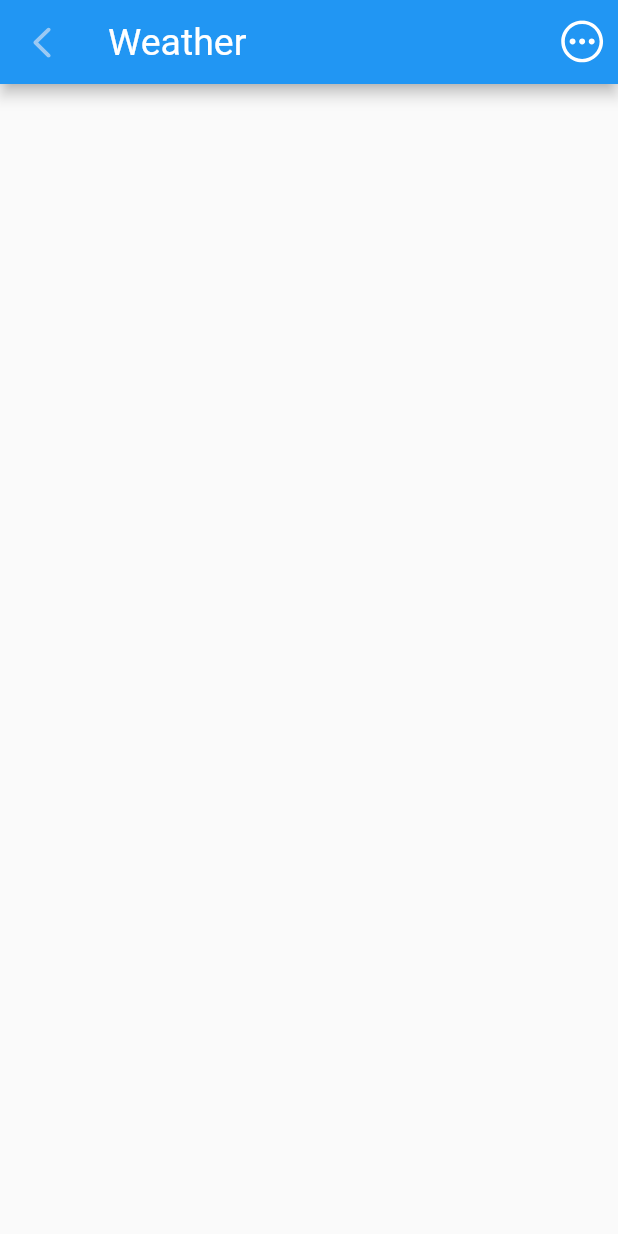
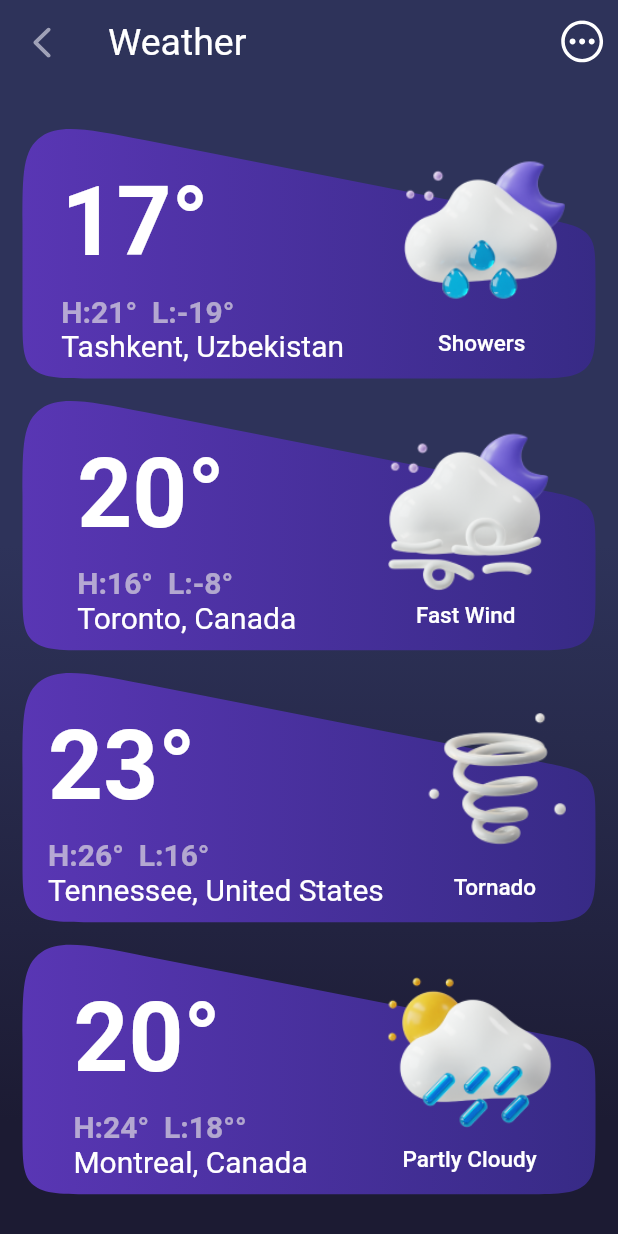
Before and after one commit to codewithbek/weather, a Flutter app: the HomeScreen screen opened directly, after a tap on an icon or button, on a phone screen of 412 x 824 dp. Run offline on Flutter 3.47's test engine with Material 2 defaults, Android fonts, the phone set to English and light mode, and no system bars; our stand-ins replace flutter_svg, scroll_to_index.

Commit message:
search screen is started

```diff
--- a/lib/main.dart
+++ b/lib/main.dart
@@ -1,5 +1,6 @@
 import 'package:flutter/material.dart';
-import 'package:weather/screens/home_screen.dart';
+import 'package:weather/screens/home/home_screen.dart';
+import 'package:weather/screens/search/search_screen.dart';
 
 void main() {
   runApp(const MyApp());
@@ -16,7 +17,7 @@ class MyApp extends StatelessWidget {
       theme: ThemeData(
         primarySwatch: Colors.blue,
       ),
-      home: const HomeScreen(),
+      home: const SearchScreen(),
     );
   }
 }
--- /dev/null
+++ b/lib/models/country_model.dart
@@ -0,0 +1,43 @@
+import 'package:weather/utils/icons.dart';
+
+class SearchCountryModel {
+  final String country;
+  final String iconImage;
+  final String gradus;
+  final String weatherStatus;
+  final String temp;
+  SearchCountryModel({
+    required this.country,
+    required this.iconImage,
+    required this.gradus,
+    required this.weatherStatus,
+    required this.temp,
+  });
+
+  static List<SearchCountryModel> countriesInfo = [
+    SearchCountryModel(
+        country: "Tashkent, Uzbekistan",
+        iconImage: MyIcons.midRain,
+        gradus: "17°",
+        weatherStatus: "Showers",
+        temp: "H:21°  L:-19°"),
+    SearchCountryModel(
+        country: "Toronto, Canada",
+        iconImage: MyIcons.fastWind,
+        gradus: "20°",
+        weatherStatus: "Fast Wind",
+        temp: "H:16°  L:-8°"),
+    SearchCountryModel(
+        country: "Tennessee, United States",
+        iconImage: MyIcons.tornado,
+        gradus: "23°",
+        weatherStatus: "Tornado",
+        temp: "H:26°  L:16°"),
+    SearchCountryModel(
+        country: "Montreal, Canada",
+        iconImage: MyIcons.cloudRain,
+        gradus: "20°",
+        weatherStatus: "Partly Cloudy",
+        temp: "H:24°  L:18°°"),
+  ];
+}
--- a/lib/screens/home_screen.dart
+++ b/lib/screens/home/home_screen.dart
@@ -4,10 +4,10 @@ import 'package:weather/models/forecast_model.dart';
 import 'package:weather/utils/colors.dart';
 import 'package:weather/utils/icons.dart';
 
-import 'package:weather/widgets/background.dart';
-import 'package:weather/widgets/bottom_info.dart';
+import 'package:weather/screens/home/widgets/background.dart';
+import 'package:weather/screens/home/widgets/bottom_info.dart';
 import 'package:weather/widgets/custom_bnb.dart';
-import 'package:weather/widgets/weather.dart';
+import 'package:weather/screens/home/widgets/weather.dart';
 
 class HomeScreen extends StatefulWidget {
   const HomeScreen({super.key});
--- a/lib/widgets/bottom_info.dart
+++ b/lib/screens/home/widgets/bottom_info.dart
@@ -1,5 +1,3 @@
-import 'dart:ui';
-
 import 'package:flutter/material.dart';
 import 'package:weather/models/forecast_model.dart';
 import 'package:weather/utils/colors.dart';
@@ -65,54 +63,8 @@ class _BottomInfoWidgetState extends State<BottomInfoWidget> {
                     color: MyColors.black.withOpacity(0.3),
                     borderRadius: BorderRadius.circular(10)),
               ),
-              Row(
-                mainAxisAlignment: MainAxisAlignment.spaceAround,
-                children: [
-                  TextButton(
-                    onPressed: () {
-                      setState(() => counter = 0);
-                      _scrollToCounter();
-                    },
-                    child: Text(
-                      "Hourly Forecast",
-                      style: TextStyle(
-                          color: MyColors.C_EBEBF5.withOpacity(0.6),
-                          fontSize: 15,
-                          fontWeight: FontWeight.w600),
-                    ),
-                  ),
-                  TextButton(
-                    onPressed: () {
-                      setState(() => counter = maxCount - 1);
-                      _scrollToCounter();
-                    },
-                    child: Text(
-                      "Weekly Forecast",
-                      style: TextStyle(
-                          color: MyColors.C_EBEBF5.withOpacity(0.6),
-                          fontSize: 15,
-                          fontWeight: FontWeight.w600),
-                    ),
-                  ),
-                ],
-              ),
-              Container(
-                width: double.infinity,
-                height: 2,
-                decoration: BoxDecoration(
-                    border: Border.all(
-                        color: MyColors.white.withOpacity(0.2), width: 1),
-                    gradient: LinearGradient(
-                      colors: [
-                        MyColors.C_48319D.withOpacity(0.2),
-                        MyColors.white.withOpacity(0.2),
-                      ],
-                      begin: Alignment.center,
-                      end: Alignment.topLeft,
-                      // stops: [0.4, 0.9],
-                    ),
-                    borderRadius: BorderRadius.circular(30)),
-              ),
+              getForecastButton(),
+              const CustomLineWidget(),
               const SizedBox(
                 height: 10,
               ),
@@ -138,6 +90,40 @@ class _BottomInfoWidgetState extends State<BottomInfoWidget> {
         ),
       ),
     ]);
+  }
+
+  Row getForecastButton() {
+    return Row(
+      mainAxisAlignment: MainAxisAlignment.spaceAround,
+      children: [
+        TextButton(
+          onPressed: () {
+            setState(() => counter = 0);
+            _scrollToCounter();
+          },
+          child: Text(
+            "Hourly Forecast",
+            style: TextStyle(
+                color: MyColors.C_EBEBF5.withOpacity(0.6),
+                fontSize: 15,
+                fontWeight: FontWeight.w600),
+          ),
+        ),
+        TextButton(
+          onPressed: () {
+            setState(() => counter = maxCount - 1);
+            _scrollToCounter();
+          },
+          child: Text(
+            "Weekly Forecast",
+            style: TextStyle(
+                color: MyColors.C_EBEBF5.withOpacity(0.6),
+                fontSize: 15,
+                fontWeight: FontWeight.w600),
+          ),
+        ),
+      ],
+    );
   }
 
   int counter = -1;
@@ -224,3 +210,29 @@ class _BottomInfoWidgetState extends State<BottomInfoWidget> {
         highlightColor: Colors.black.withOpacity(0.1),
       );
 }
+
+class CustomLineWidget extends StatelessWidget {
+  const CustomLineWidget({
+    Key? key,
+  }) : super(key: key);
+
+  @override
+  Widget build(BuildContext context) {
+    return Container(
+      width: double.infinity,
+      height: 2,
+      decoration: BoxDecoration(
+          border: Border.all(color: MyColors.white.withOpacity(0.2), width: 1),
+          gradient: LinearGradient(
+            colors: [
+              MyColors.C_48319D.withOpacity(0.2),
+              MyColors.white.withOpacity(0.2),
+            ],
+            begin: Alignment.center,
+            end: Alignment.topLeft,
+            // stops: [0.4, 0.9],
+          ),
+          borderRadius: BorderRadius.circular(30)),
+    );
+  }
+}
--- /dev/null
+++ b/lib/screens/search/search_screen.dart
@@ -0,0 +1,76 @@
+import 'package:flutter/material.dart';
+import 'package:flutter_svg/flutter_svg.dart';
+import 'package:weather/models/country_model.dart';
+import 'package:weather/screens/home/home_screen.dart';
+import 'package:weather/utils/colors.dart';
+import 'package:weather/utils/icons.dart';
+
+import 'widgets/custom_container.dart';
+
+class SearchScreen extends StatefulWidget {
+  const SearchScreen({super.key});
+
+  @override
+  State<SearchScreen> createState() => _SearchScreenState();
+}
+
+class _SearchScreenState extends State<SearchScreen> {
+  @override
+  Widget build(BuildContext context) {
+    double height = MediaQuery.of(context).size.height;
+    double width = MediaQuery.of(context).size.width;
+    List<SearchCountryModel> country = SearchCountryModel.countriesInfo;
+    return Scaffold(
+      appBar: AppBar(
+        title: const Text(
+          "Weather",
+          style: TextStyle(
+              fontWeight: FontWeight.w400, fontSize: 25, color: Colors.white),
+        ),
+        leading: IconButton(
+            onPressed: () {
+              Navigator.push(context,
+                  MaterialPageRoute(builder: (context) => const HomeScreen()));
+            },
+            icon: SvgPicture.asset(MyIcons.arrowBack)),
+        actions: [
+          IconButton(
+              onPressed: () {}, icon: SvgPicture.asset(MyIcons.rightIcon))
+        ],
+        backgroundColor: MyColors.C_2E335A,
+        elevation: 0,
+      ),
+      body: Container(
+        decoration: const BoxDecoration(
+          gradient: LinearGradient(
+            colors: [
+              MyColors.C_2E335A,
+              MyColors.C_1C1B33,
+            ],
+            begin: Alignment.topCenter,
+            end: Alignment.bottomCenter,
+            stops: [0.4, 0.9],
+          ),
+        ),
+        child: ListView.builder(
+          physics: const BouncingScrollPhysics(),
+          padding: const EdgeInsets.symmetric(horizontal: 15, vertical: 15),
+          itemCount: country.length,
+          itemBuilder: (context, index) {
+            return CustomContainer(
+              height: height,
+              width: width,
+              temp: country[index].temp,
+              country: country[index].country,
+              iconImage: country[index].iconImage,
+              statusWeather: country[index].weatherStatus,
+              gradus: country[index].gradus,
+              color1: MyColors.C_5936B4,
+              color2: MyColors.C_362A84,
+            );
+          },
+        ),
+      ),
+    );
+  }
+}
--- /dev/null
+++ b/lib/screens/search/widgets/custom_container.dart
@@ -0,0 +1,100 @@
+import 'package:flutter/material.dart';
+import 'package:weather/screens/search/widgets/custom_painter.dart';
+import 'package:weather/utils/colors.dart';
+
+class CustomContainer extends StatelessWidget {
+  const CustomContainer({
+    Key? key,
+    required this.height,
+    required this.width,
+    required this.temp,
+    required this.country,
+    required this.statusWeather,
+    required this.color1,
+    required this.color2,
+    required this.gradus,
+    required this.iconImage,
+  }) : super(key: key);
+
+  final double height;
+  final double width;
+  final String temp;
+  final String country;
+  final String statusWeather;
+  final Color color1;
+  final Color color2;
+  final String gradus;
+  final String iconImage;
+  @override
+  Widget build(BuildContext context) {
+    return Container(
+      height: height * 0.22,
+      width: width * 0.97,
+      padding: const EdgeInsets.only(top: 15),
+      child: Stack(
+        children: [
+          CustomPaint(
+            painter: WeatherCustomPainter(color1: color1, color2: color2),
+            size: Size(width * 0.95, height * 0.5),
+          ),
+          Row(
+            mainAxisAlignment: MainAxisAlignment.spaceAround,
+            children: [
+              Padding(
+                padding: const EdgeInsets.only(top: 25, left: 10),
+                child: Column(
+                  crossAxisAlignment: CrossAxisAlignment.start,
+                  children: [
+                    Text(
+                      gradus,
+                      style: const TextStyle(
+                          color: Colors.white,
+                          fontWeight: FontWeight.w600,
+                          fontSize: 64),
+                    ),
+                    const SizedBox(
+                      height: 10,
+                    ),
+                    Text(
+                      temp,
+                      style: TextStyle(
+                          fontSize: 20,
+                          color: MyColors.brightGray.withOpacity(0.6),
+                          fontWeight: FontWeight.w600),
+                    ),
+                    Text(
+                      country,
+                      style: const TextStyle(
+                          color: Colors.white,
+                          fontWeight: FontWeight.w400,
+                          fontSize: 20),
+                    ),
+                  ],
+                ),
+              ),
+              Column(
+                mainAxisAlignment: MainAxisAlignment.center,
+                children: [
+                  Image.asset(
+                    iconImage,
+                    width: 120,
+                    fit: BoxFit.cover,
+                  ),
+                  SizedBox(
+                    child: Text(
+                      statusWeather,
+                      style: const TextStyle(
+                          color: Colors.white,
+                          fontWeight: FontWeight.w500,
+                          fontSize: 15),
+                    ),
+                  ),
+                ],
+              ),
+            ],
+          )
+        ],
+      ),
+    );
+  }
+}
--- /dev/null
+++ b/lib/screens/search/widgets/custom_painter.dart
@@ -0,0 +1,72 @@
+import 'dart:ui' as ui;
+
+import 'package:flutter/cupertino.dart';
+import 'package:flutter/material.dart';
+
+class WeatherCustomPainter extends CustomPainter {
+  WeatherCustomPainter({
+    required this.color1,
+    required this.color2,
+  });
+  Color color1;
+  Color color2;
+  @override
+  void paint(Canvas canvas, Size size) {
+    Path path_0 = Path();
+    path_0.moveTo(0, size.height * 0.3796549);
+    path_0.cubicTo(0, size.height * 0.1808314, 0, size.height * 0.08141943,
+        size.width * 0.03311696, size.height * 0.02994537);
+    path_0.cubicTo(
+        size.width * 0.06623363,
+        size.height * -0.02152880,
+        size.width * 0.1157971,
+        size.height * 0.0008455886,
+        size.width * 0.2149243,
+        size.height * 0.04559434);
+    path_0.lineTo(size.width * 0.9003012, size.height * 0.3549931);
+    path_0.cubicTo(
+        size.width * 0.9481257,
+        size.height * 0.3765817,
+        size.width * 0.9720351,
+        size.height * 0.3873766,
+        size.width * 0.9860175,
+        size.height * 0.4217320);
+    path_0.cubicTo(size.width, size.height * 0.4560880, size.width,
+        size.height * 0.5040491, size.width, size.height * 0.5999714);
+    path_0.lineTo(size.width, size.height * 0.7485714);
+    path_0.cubicTo(
+        size.width,
+        size.height * 0.8670971,
+        size.width,
+        size.height * 0.9263600,
+        size.width * 0.9811579,
+        size.height * 0.9631771);
+    path_0.cubicTo(size.width * 0.9623187, size.height, size.width * 0.9319942,
+        size.height, size.width * 0.8713450, size.height);
+    path_0.lineTo(size.width * 0.1286550, size.height);
+    path_0.cubicTo(
+        size.width * 0.06800643,
+        size.height,
+        size.width * 0.03768216,
+        size.height,
+        size.width * 0.01884108,
+        size.height * 0.9631771);
+    path_0.cubicTo(0, size.height * 0.9263600, 0, size.height * 0.8670971, 0,
+        size.height * 0.7485714);
+    path_0.lineTo(0, size.height * 0.3796549);
+    path_0.close();
+
+    Paint paint_0_fill = Paint()..style = PaintingStyle.fill; // (0xff5735B2)
+    paint_0_fill.shader = ui.Gradient.linear(
+        Offset(0, size.height * 0.7314286),
+        Offset(size.width * 1.035503, size.height * 0.7314286),
+        [color1, color2],
+        [0, 1]);
+    canvas.drawPath(path_0, paint_0_fill);
+  }
+
+  @override
+  bool shouldRepaint(covariant CustomPainter oldDelegate) {
+    return true;
+  }
+}
--- a/lib/screens/search_screen.dart
+++ /dev/null
@@ -1,36 +0,0 @@
-import 'package:flutter/material.dart';
-import 'package:flutter_svg/flutter_svg.dart';
-import 'package:weather/screens/home_screen.dart';
-import 'package:weather/utils/icons.dart';
-
-class SearchScreen extends StatefulWidget {
-  const SearchScreen({super.key});
-
-  @override
-  State<SearchScreen> createState() => _SearchScreenState();
-}
-
-class _SearchScreenState extends State<SearchScreen> {
-  @override
-  Widget build(BuildContext context) {
-    return Scaffold(
-      appBar: AppBar(
-        title: const Text(
-          "Weather",
-          style: TextStyle(
-              fontWeight: FontWeight.w400, fontSize: 25, color: Colors.white),
-        ),
-        leading: IconButton(
-            onPressed: () {
-              Navigator.push(context,
-                  MaterialPageRoute(builder: (context) => HomeScreen()));
-            },
-            icon: SvgPicture.asset(MyIcons.arrowBack)),
-        actions: [
-          IconButton(
-              onPressed: () {}, icon: SvgPicture.asset(MyIcons.rightIcon))
-        ],
-      ),
-    );
-  }
-}
--- a/lib/utils/colors.dart
+++ b/lib/utils/colors.dart
@@ -16,7 +16,10 @@ class MyColors {
   static const C_C427FB = Color(0xFFC427FB);
   static const C_E0D9FF = Color(0xFFE0D9FF);
   static const C_38103FCF = Color(0xFF38103FCF);
-
+  static const C_5936B4 = Color(0xFF5936B4);
+  static const C_362A84 = Color(0xFF362A84);
+  static const C_2E335A = Color(0xFF2E335A);
+  static const C_1C1B33 = Color(0xFF1C1B33);
   // angular
   static const C_612FAB = Color(0xFF612FAB);
 
--- a/lib/utils/icons.dart
+++ b/lib/utils/icons.dart
@@ -6,6 +6,8 @@ class MyIcons {
   static const subtract = "assets/images/subtract.png";
   static const modal = "assets/images/modal.png";
   static const bottomBar = "assets/images/bottom_bar.png";
+  static const rectangle = "assets/images/rectangle.png";
+
   static const fastWind = "assets/images/fastwind.png";
   static const fastRain = "assets/images/fastrain.png";
   static const midRain = "assets/images/midrain.png";
--- a/lib/widgets/custom_bnb.dart
+++ b/lib/widgets/custom_bnb.dart
@@ -1,6 +1,6 @@
 import 'package:flutter/material.dart';
 import 'package:flutter_svg/flutter_svg.dart';
-import 'package:weather/screens/search_screen.dart';
+import 'package:weather/screens/search/search_screen.dart';
 import 'package:weather/utils/colors.dart';
 import 'package:weather/utils/icons.dart';
 
```
Also changed, not shown: assets/images/rectangle.png (added), lib/screens/detail/detail_screen.dart (renamed from lib/screens/detail_screen.dart), lib/screens/home/widgets/background.dart (renamed from lib/widgets/background.dart), lib/screens/home/widgets/weather.dart (renamed from lib/widgets/weather.dart).
